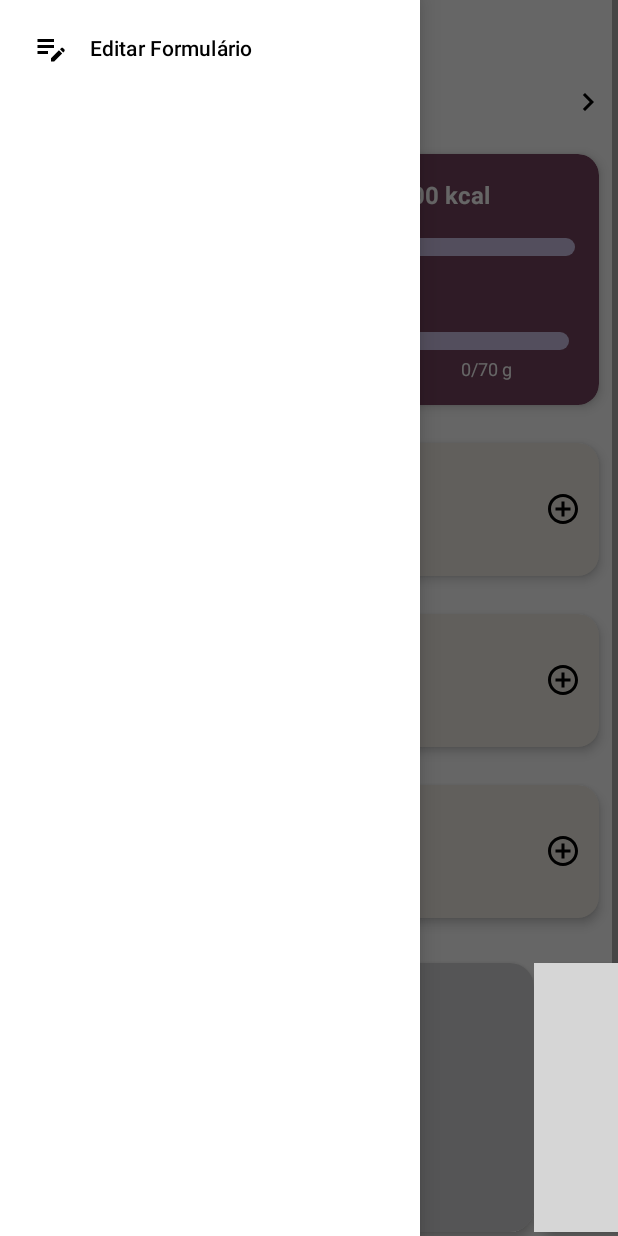
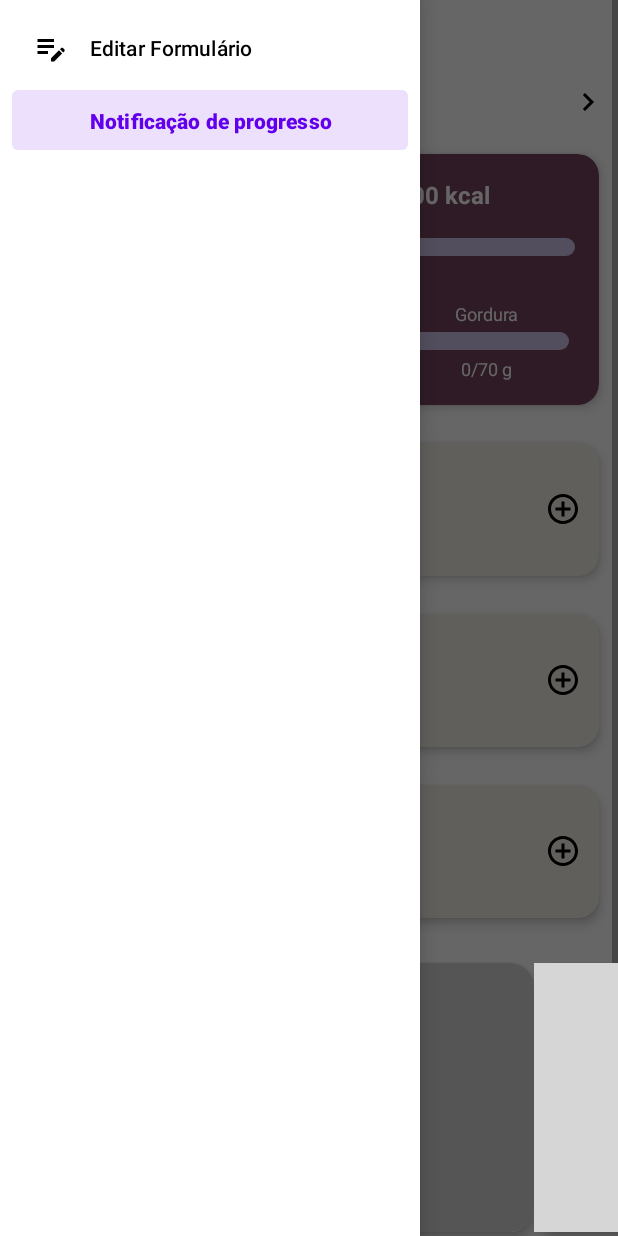
Before and after one commit to uhlalari/-FitUai, an Android app: the HomeActivity screen opened directly, with no data from a screen before it, with the side drawer open, on a phone screen of 412 x 824 dp. Run offline under Robolectric (Android 15) with nearby library versions, the phone set to English and light mode, and no system bars; our stand-ins replace Room's generated code; grey boxes are pictures that could not be loaded.

Commit message:
Ajustes cor de fonte do banner, criacao de notificacao e controle pelo menu, e ajuste nome do app e icone

```diff
--- /dev/null
+++ b/app/src/main/java/com/example/fituai/core/AppPreferences.kt
@@ -0,0 +1,19 @@
+package com.example.fituai.core
+
+import android.content.Context
+import android.content.SharedPreferences
+
+object AppPreferences {
+    private const val PREFS_NAME = "fituai_prefs"
+    private const val KEY_NOTIF_ENABLED = "daily_progress_notification_enabled"
+
+    private fun prefs(context: Context): SharedPreferences =
+        context.getSharedPreferences(PREFS_NAME, Context.MODE_PRIVATE)
+
+    fun isDailyNotificationEnabled(context: Context): Boolean =
+        prefs(context).getBoolean(KEY_NOTIF_ENABLED, true)
+
+    fun setDailyNotificationEnabled(context: Context, enabled: Boolean) {
+        prefs(context).edit().putBoolean(KEY_NOTIF_ENABLED, enabled).apply()
+    }
+}
--- a/app/src/main/java/com/example/fituai/presentation/activity/HomeActivity.kt
+++ b/app/src/main/java/com/example/fituai/presentation/activity/HomeActivity.kt
@@ -31,6 +31,13 @@ import com.example.fituai.designsystem.MealSectionCardView
 import com.example.fituai.designsystem.WaterCardView
 import com.example.fituai.designsystem.NutritionSummaryBannerView
 import android.graphics.Color
+import android.Manifest
+import android.content.pm.PackageManager
+import android.os.Build
+import androidx.core.app.ActivityCompat
+import androidx.core.content.ContextCompat
+import com.example.fituai.core.AppPreferences
+import com.example.fituai.notification.NotificationHelper
 
 class HomeActivity : AppCompatActivity() {
 
@@ -93,6 +100,9 @@ class HomeActivity : AppCompatActivity() {
 
         repository = FitnessRepository(applicationContext)
 
+        navView?.menu?.findItem(R.id.menu_toggle_notification)?.isChecked =
+            AppPreferences.isDailyNotificationEnabled(this)
+
         setupUI()
         setupListeners()
         setupBannerCarousel()
@@ -133,11 +143,26 @@ class HomeActivity : AppCompatActivity() {
         }
 
         findViewById<NavigationView>(R.id.navigationView).setNavigationItemSelectedListener {
-            if (it.itemId == R.id.menu_editar_formulario) {
-                startActivity(Intent(this, FormActivity::class.java))
-                findViewById<DrawerLayout>(R.id.drawerLayout).closeDrawer(GravityCompat.START)
-                true
-            } else false
+            when (it.itemId) {
+                R.id.menu_editar_formulario -> {
+                    startActivity(Intent(this, FormActivity::class.java))
+                    findViewById<DrawerLayout>(R.id.drawerLayout).closeDrawer(GravityCompat.START)
+                    true
+                }
+                R.id.menu_toggle_notification -> {
+                    val newChecked = !it.isChecked
+                    it.isChecked = newChecked
+                    AppPreferences.setDailyNotificationEnabled(this, newChecked)
+                    if (newChecked && Build.VERSION.SDK_INT >= Build.VERSION_CODES.TIRAMISU) {
+                        if (ContextCompat.checkSelfPermission(this, Manifest.permission.POST_NOTIFICATIONS) != PackageManager.PERMISSION_GRANTED) {
+                            ActivityCompat.requestPermissions(this, arrayOf(Manifest.permission.POST_NOTIFICATIONS), 100)
+                        }
+                    }
+                    refreshDataForDate()
+                    true
+                }
+                else -> false
+            }
         }
 
         fun updateAndRefreshDate(offset: Int) {
@@ -255,6 +280,18 @@ class HomeActivity : AppCompatActivity() {
             nutritionBanner.setTitle("Ingestão Nutricional: ${totalCalories}/${tdee.toInt()} kcal")
 
             updateWaterUI()
+
+            updateDailyNotification(entries.isNotEmpty(), totalCalories, tdee.toInt())
+        }
+    }
+
+    private fun updateDailyNotification(hasEntriesToday: Boolean, consumed: Int, goal: Int) {
+        val notificationsEnabled = AppPreferences.isDailyNotificationEnabled(this)
+        val isToday = getFormattedDate() == FitnessRepository.getToday()
+        if (notificationsEnabled && isToday && hasEntriesToday) {
+            NotificationHelper.showDailyProgress(this, consumed, goal)
+        } else {
+            NotificationHelper.cancelDailyProgress(this)
         }
     }
 
--- a/app/src/main/res/layout/activity_home.xml
+++ b/app/src/main/res/layout/activity_home.xml
@@ -41,7 +41,7 @@
                     android:layout_marginStart="8dp"
                     android:layout_weight="1"
                     android:gravity="center"
-                    android:text="éFitUai"
+                    android:text="@string/app_name"
                     android:textColor="@color/darkPurple"
                     android:textSize="16sp"
                     android:textStyle="bold" />
--- a/app/src/main/res/menu/drawer_menu.xml
+++ b/app/src/main/res/menu/drawer_menu.xml
@@ -4,4 +4,10 @@
         android:id="@+id/menu_editar_formulario"
         android:title="Editar Formulário"
         android:icon="@drawable/ic_edit" />
+
+    <item
+        android:id="@+id/menu_toggle_notification"
+        android:title="Notificação de progresso diária"
+        android:checkable="true"
+        android:checked="true" />
 </menu>
--- a/app/src/main/res/values/strings.xml
+++ b/app/src/main/res/values/strings.xml
@@ -1,5 +1,6 @@
 <resources>
-    <string name="app_name">éFitUai</string>
+    <string name="app_name">FitUai</string>
+    <string name="notification_daily_progress_title">Progresso diário</string>
     <string name="porcoes_format">%1$d porções</string>
 
     <!-- Gêneros -->
--- a/app/src/main/res/values/themes.xml
+++ b/app/src/main/res/values/themes.xml
@@ -1,6 +1,6 @@
 <?xml version="1.0" encoding="utf-8"?>
 <resources>
-    <style name="Theme.ÉFitUai"  parent="Theme.MaterialComponents.DayNight.NoActionBar">
+    <style name="Theme.FitUai"  parent="Theme.MaterialComponents.DayNight.NoActionBar">
         <!-- Edge-to-edge: barras transparentes -->
         <item name="android:statusBarColor">@android:color/transparent</item>
         <item name="android:navigationBarColor">@android:color/transparent</item>
--- a/designsystem/src/main/res/layout/ds_nutrition_summary_banner.xml
+++ b/designsystem/src/main/res/layout/ds_nutrition_summary_banner.xml
@@ -73,7 +73,7 @@
                 android:layout_width="0dp"
                 android:layout_height="wrap_content"
                 android:layout_weight="1"
-                tools:text="@string/ds_label_carbs"
+                android:text="@string/ds_label_carbs"
                 android:textAlignment="center"
                 android:textSize="12sp" />
 
@@ -82,7 +82,7 @@
                 android:layout_width="0dp"
                 android:layout_height="wrap_content"
                 android:layout_weight="1"
-                tools:text="@string/ds_label_protein"
+                android:text="@string/ds_label_protein"
                 android:textAlignment="center"
                 android:textSize="12sp" />
 
@@ -91,7 +91,7 @@
                 android:layout_width="0dp"
                 android:layout_height="wrap_content"
                 android:layout_weight="1"
-                tools:text="@string/ds_label_fat"
+                android:text="@string/ds_label_fat"
                 android:textAlignment="center"
                 android:textSize="12sp" />
         </LinearLayout>
--- a/settings.gradle.kts
+++ b/settings.gradle.kts
@@ -19,6 +19,6 @@ dependencyResolutionManagement {
     }
 }
 
-rootProject.name = "éFitUai"
+rootProject.name = "FitUai"
 include(":app")
 include(":designsystem")
```
Also changed, not shown: app/src/main/AndroidManifest.xml (+8 -7 lines), app/src/main/java/com/example/fituai/notification/NotificationHelper.kt (added, +58 -0 lines), app/src/main/java/com/example/fituai/presentation/activity/AddFoodActivity.kt (+15 -0 lines).
